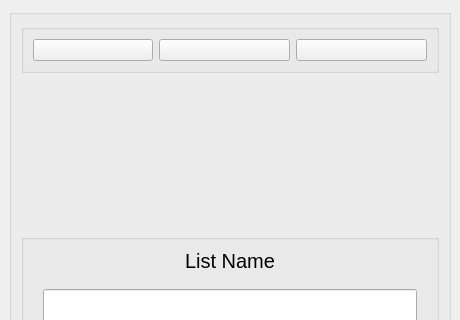
This is listsetsmall.ui in 454270186/XJCO2811_UserInterface as Qt 5 draws it before an edit; both pictures show x 0 to 460 and y 0 to 320 of the 460 by 700 pixel window. The edited form follows.
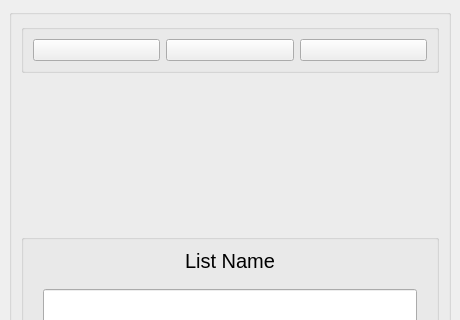
This is the edited form.

```diff
--- a/listsetsmall.ui
+++ b/listsetsmall.ui
@@ -35,7 +35,7 @@
          <property name="title">
           <string/>
          </property>
-         <layout class="QHBoxLayout" name="horizontalLayout_2">
+         <layout class="QHBoxLayout" name="horizontalLayout_2" stretch="1,1,1">
           <item>
            <widget class="QPushButton" name="backward">
             <property name="minimumSize">
@@ -46,7 +46,7 @@
             </property>
             <property name="maximumSize">
              <size>
-              <width>120</width>
+              <width>16777215</width>
               <height>16777215</height>
              </size>
             </property>
```
